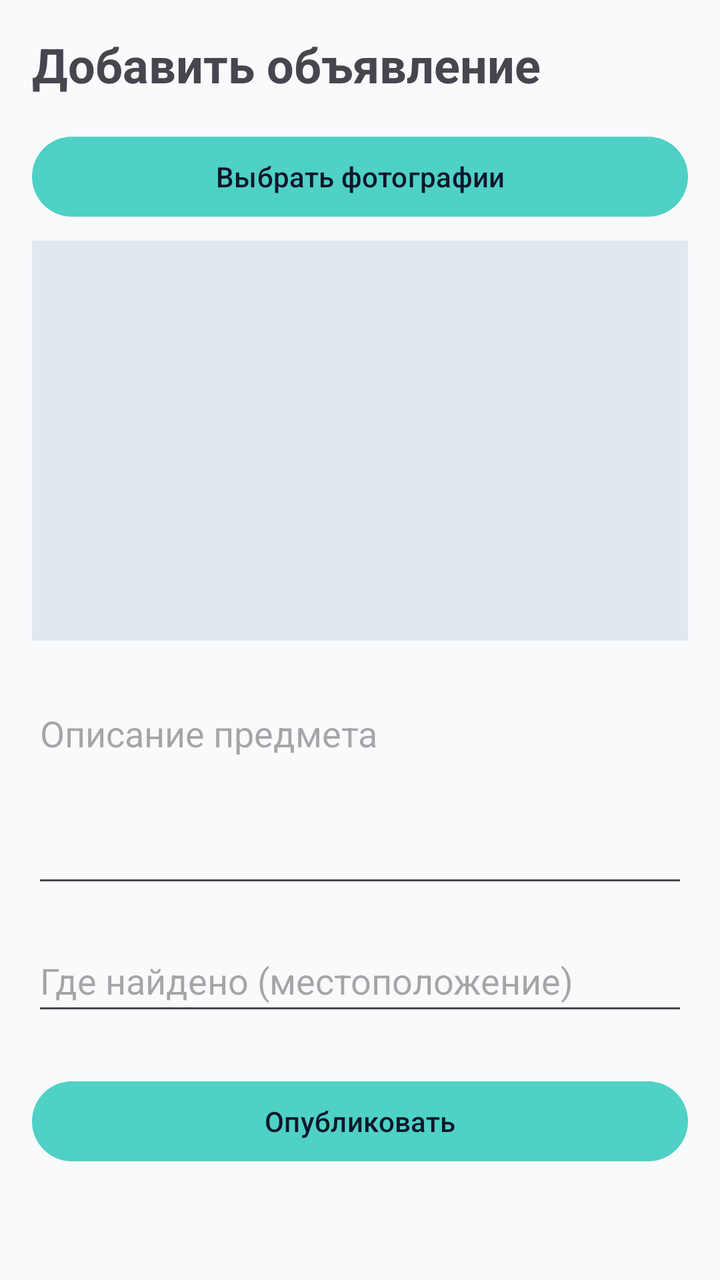
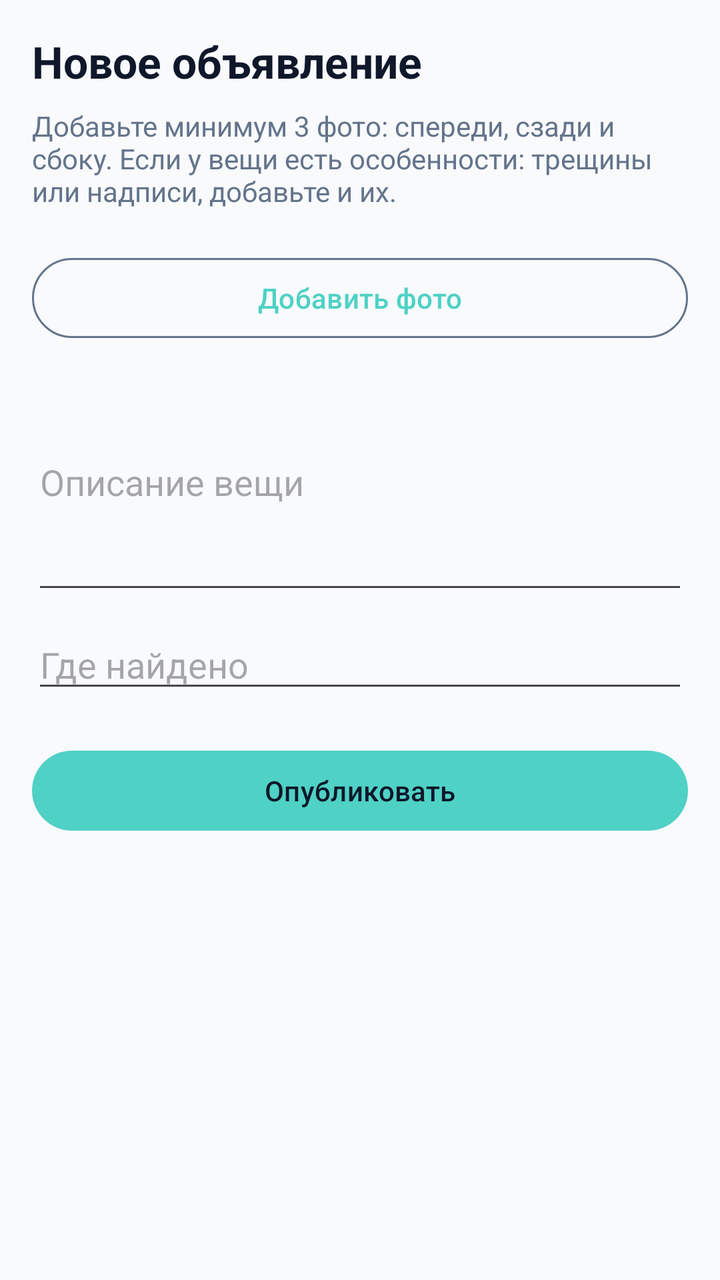

Two renders of the same Android screen: before a commit and after it. Below are the layout's source before the change and the commit's diff.
<!-- AndroidManifest.xml: application theme Theme.LostFound -->
<!-- res/layout/fragment_add.xml -->
<?xml version="1.0" encoding="utf-8"?>
<ScrollView xmlns:android="http://schemas.android.com/apk/res/android"
    android:layout_width="match_parent"
    android:layout_height="match_parent">

    <LinearLayout
        android:layout_width="match_parent"
        android:layout_height="wrap_content"
        android:orientation="vertical"
        android:padding="16dp">

        <TextView
            android:layout_width="wrap_content"
            android:layout_height="wrap_content"
            android:layout_marginBottom="16dp"
            android:text="@string/add_an_ad"
            android:textColorLink="@color/cyan_base"
            android:textSize="24sp"
            android:textStyle="bold" />

        <Button
            android:id="@+id/btnSelectPhotos"
            android:layout_width="match_parent"
            android:layout_height="wrap_content"
            android:text="Выбрать фотографии"
            android:textColorLink="#00FFFF" />

        <ImageView
            android:id="@+id/ivPhotoPreview"
            android:layout_width="match_parent"
            android:layout_height="200dp"
            android:layout_marginTop="8dp"
            android:layout_marginBottom="8dp"
            android:background="?attr/colorSurfaceVariant"
            android:contentDescription="Предпросмотр фото"
            android:scaleType="centerCrop" />

        <EditText
            android:id="@+id/etDescription"
            android:layout_width="match_parent"
            android:layout_height="wrap_content"
            android:layout_marginTop="16dp"
            android:gravity="top"
            android:hint="Описание предмета"
            android:importantForAutofill="no"
            android:inputType="textMultiLine"
            android:lines="4"
            android:textColorLink="#00FFFF" />

        <EditText
            android:id="@+id/etLocation"
            android:layout_width="match_parent"
            android:layout_height="wrap_content"
            android:layout_marginTop="16dp"
            android:hint="Где найдено (местоположение)"
            android:importantForAutofill="no"
            android:inputType="text"
            android:minHeight="48dp"
            android:textColorLink="#00FFFF" />

        <Button
            android:id="@+id/btnSubmit"
            android:layout_width="match_parent"
            android:layout_height="wrap_content"
            android:layout_marginTop="24dp"
            android:text="Опубликовать"
            android:textColorLink="#00FFFF" />

    </LinearLayout>
</ScrollView>
<!-- resources referenced by this layout -->
<resources>
  <color name="cyan_base">#4FD1C5</color>
  <string name="add_an_ad">Добавить объявление</string>
  <style name="Theme.LostFound" parent="Base.Theme.LostFound" />
  <style name="Base.Theme.LostFound" parent="Theme.Material3.DayNight.NoActionBar">
          <item name="colorPrimary">@color/cyan_base</item>
          <item name="colorOnPrimary">@color/text_primary_L</item>
          <item name="colorSecondary">@color/cyan_base</item>
          <item name="colorOnSecondary">@color/text_primary_L</item>
  
          <item name="android:colorBackground">@color/background_L</item>
          <item name="colorOnBackground">@color/text_primary_L</item>
          <item name="colorSurface">@color/kartochki_L</item>
          <item name="colorOnSurface">@color/text_primary_L</item>
          <item name="colorOnSurfaceVariant">@color/text_NonPrimary_L</item>
  
          <item name="colorOutline">@color/text_NonPrimary_L</item>
          <item name="colorOutlineVariant">@color/border_L</item>
          <item name="colorSurfaceVariant">@color/border_L</item>
      </style>
  <color name="text_primary_L">#0F172A</color>
  <color name="background_L"> #F8FAFC</color>
  <color name="kartochki_L">#FFFFFF</color>
  <color name="text_NonPrimary_L">#64748B</color>
  <color name="border_L">#E2E8F0</color>
</resources>

<!-- the commit's change to res/layout/fragment_add.xml (unified diff, before → after) -->
@@ -1,7 +1,8 @@
 <?xml version="1.0" encoding="utf-8"?>
 <ScrollView xmlns:android="http://schemas.android.com/apk/res/android"
     android:layout_width="match_parent"
-    android:layout_height="match_parent">
+    android:layout_height="match_parent"
+    android:fillViewport="true">
 
     <LinearLayout
         android:layout_width="match_parent"
@@ -12,59 +13,71 @@
         <TextView
             android:layout_width="wrap_content"
             android:layout_height="wrap_content"
-            android:layout_marginBottom="16dp"
-            android:text="@string/add_an_ad"
-            android:textColorLink="@color/cyan_base"
-            android:textSize="24sp"
+            android:text="Новое объявление"
+            android:textColor="?attr/colorOnSurface"
+            android:textSize="22sp"
             android:textStyle="bold" />
 
-        <Button
-            android:id="@+id/btnSelectPhotos"
+        <TextView
             android:layout_width="match_parent"
             android:layout_height="wrap_content"
-            android:text="Выбрать фотографии"
-            android:textColorLink="#00FFFF" />
+            android:layout_marginTop="8dp"
+            android:text="Добавьте минимум 3 фото: спереди, сзади и сбоку. Если у вещи есть особенности: трещины или надписи, добавьте и их."
+            android:textColor="?attr/colorOnSurfaceVariant"
+            android:textSize="14sp" />
 
-        <ImageView
-            android:id="@+id/ivPhotoPreview"
+        <HorizontalScrollView
             android:layout_width="match_parent"
-            android:layout_height="200dp"
+            android:layout_height="wrap_content"
+            android:layout_marginTop="12dp"
+            android:scrollbars="none">
+
+            <LinearLayout
+                android:id="@+id/llPhotos"
+                android:layout_width="wrap_content"
+                android:layout_height="wrap_content"
+                android:orientation="horizontal" />
+        </HorizontalScrollView>
+
+        <com.google.android.material.button.MaterialButton
+            android:id="@+id/btnAddPhoto"
+            style="@style/Widget.Material3.Button.OutlinedButton"
+            android:layout_width="match_parent"
+            android:layout_height="wrap_content"
             android:layout_marginTop="8dp"
-            android:layout_marginBottom="8dp"
-            android:background="?attr/colorSurfaceVariant"
-            android:contentDescription="Предпросмотр фото"
-            android:scaleType="centerCrop" />
+            android:text="Добавить фото" />
+
+        <TextView
+            android:id="@+id/tvPhotoStatus"
+            android:layout_width="wrap_content"
+            android:layout_height="wrap_content"
+            android:layout_marginTop="8dp"
+            android:textColor="?attr/colorOnSurfaceVariant"
+            android:textSize="13sp" />
 
         <EditText
             android:id="@+id/etDescription"
             android:layout_width="match_parent"
             android:layout_height="wrap_content"
-            android:layout_marginTop="16dp"
+            android:layout_marginTop="20dp"
             android:gravity="top"
-            android:hint="Описание предмета"
-            android:importantForAutofill="no"
-            android:inputType="textMultiLine"
-            android:lines="4"
-            android:textColorLink="#00FFFF" />
+            android:hint="Описание вещи"
+            android:inputType="textCapSentences|textMultiLine"
+            android:minLines="3" />
 
         <EditText
             android:id="@+id/etLocation"
             android:layout_width="match_parent"
             android:layout_height="wrap_content"
-            android:layout_marginTop="16dp"
-            android:hint="Где найдено (местоположение)"
-            android:importantForAutofill="no"
-            android:inputType="text"
-            android:minHeight="48dp"
-            android:textColorLink="#00FFFF" />
+            android:layout_marginTop="8dp"
+            android:hint="Где найдено"
+            android:inputType="textCapSentences" />
 
-        <Button
+        <com.google.android.material.button.MaterialButton
             android:id="@+id/btnSubmit"
             android:layout_width="match_parent"
             android:layout_height="wrap_content"
-            android:layout_marginTop="24dp"
-            android:text="Опубликовать"
-            android:textColorLink="#00FFFF" />
-
+            android:layout_marginTop="20dp"
+            android:text="Опубликовать" />
     </LinearLayout>
 </ScrollView>
<!-- resource entries referenced after the edit -->
@@ -1,7 +1,6 @@
 <!-- resources referenced by this layout -->
 <resources>
   <color name="cyan_base">#4FD1C5</color>
-  <string name="add_an_ad">Добавить объявление</string>
   <style name="Theme.LostFound" parent="Base.Theme.LostFound" />
   <style name="Base.Theme.LostFound" parent="Theme.Material3.DayNight.NoActionBar">
           <item name="colorPrimary">@color/cyan_base</item>
